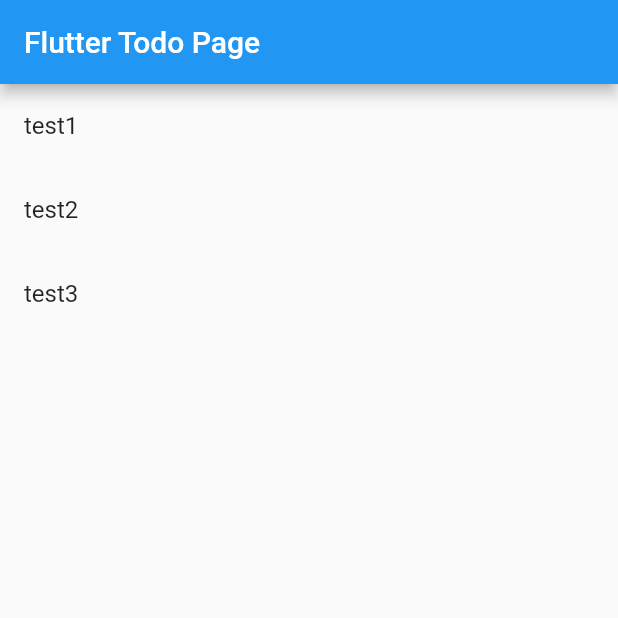
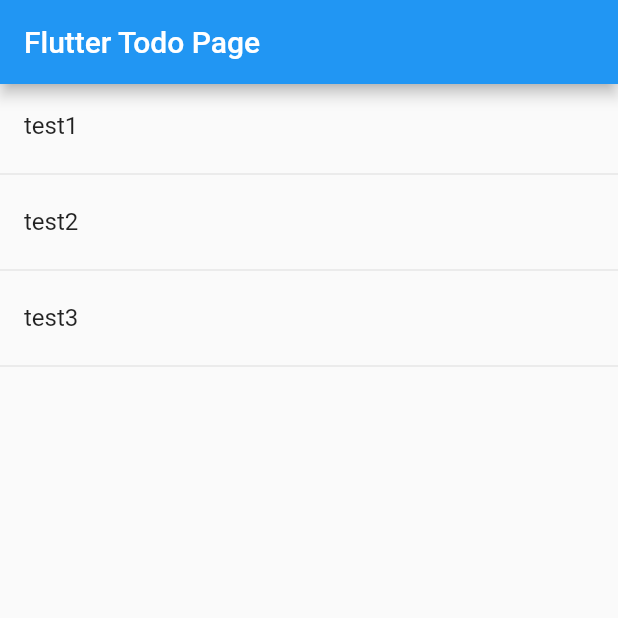
Before and after one commit to nmemoto-sandbox/flutter-todo, a Flutter app: the screen it shows after launch, on a phone screen of 412 x 824 dp, the top half of it. Run offline on Flutter 3.47's test engine with Material 2 defaults, Android fonts, the phone set to English and light mode, and no system bars.

Commit message:
ListTileに線を入れた

```diff
--- a/lib/src/widgets/todo_list_tile.dart
+++ b/lib/src/widgets/todo_list_tile.dart
@@ -8,8 +8,15 @@ class TodoListTile extends StatelessWidget {
   final TodoModel todo;
 
   Widget build(context) {
-    return ListTile(
-        title: Text('${todo.name}')
+    return Column(
+      children: <Widget>[
+        ListTile(
+            title: Text('${todo.name}')
+        ),
+        Divider(
+          height: 8.0,
+        )
+      ],
     );
   }
 }
```
